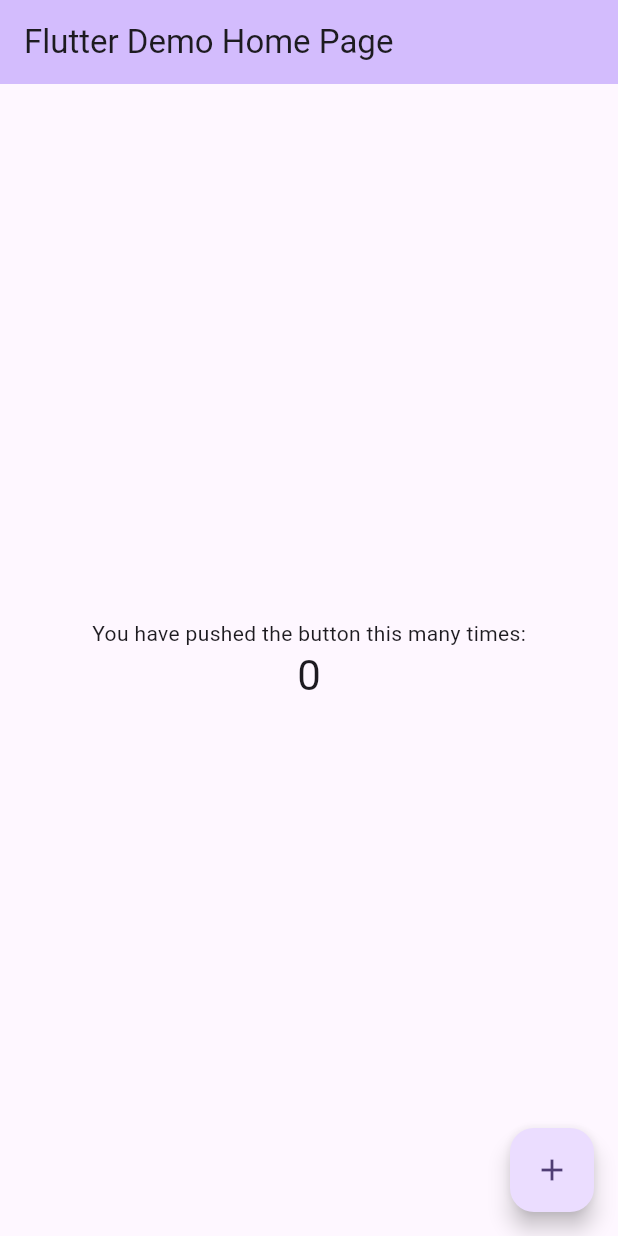
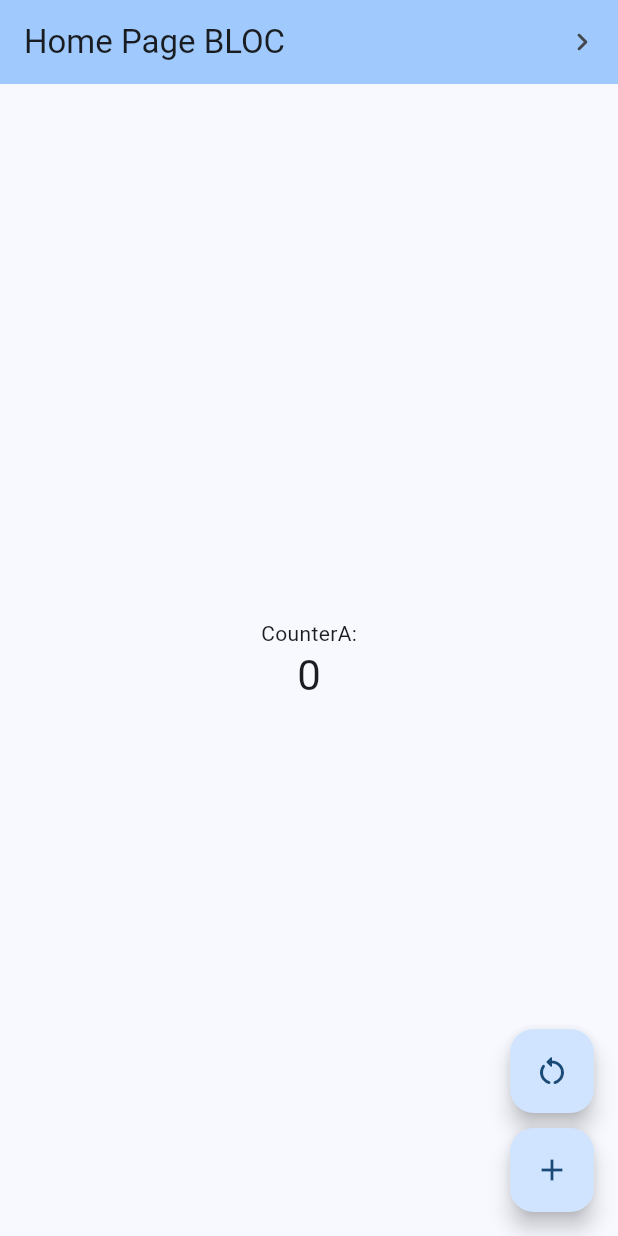
Before and after one commit to chinnatan/flutter_bloc, a Flutter app: the screen it shows after launch, on a phone screen of 412 x 824 dp. Run offline on Flutter 3.47's test engine with Material 3 defaults, Android fonts, the phone set to English and light mode, and no system bars; our stand-ins replace bloc, equatable, flutter_bloc.

Commit message:
ศึกษาการใช้ bloc จัดการ state

```diff
--- a/lib/main.dart
+++ b/lib/main.dart
@@ -1,6 +1,13 @@
 import 'package:flutter/material.dart';
+import 'package:flutter_bloc/flutter_bloc.dart';
+import 'package:flutter_demo_bloc/src/app_route.dart';
+import 'package:flutter_demo_bloc/src/bloc/app_bloc_observer.dart';
+import 'package:flutter_demo_bloc/src/bloc/counter_a_bloc/counter_a_bloc.dart';
+import 'package:flutter_demo_bloc/src/bloc/counter_b_bloc/counter_b_bloc.dart';
 
+import 'src/pages/home/home_page.dart';
 void main() {
+  Bloc.observer = AppBlocObserver();
   runApp(const MyApp());
 }
 
@@ -9,60 +16,19 @@ class MyApp extends StatelessWidget {
 
   @override
   Widget build(BuildContext context) {
-    return MaterialApp(
-      title: 'Flutter Demo BLOC',
-      theme: ThemeData(
-        colorScheme: ColorScheme.fromSeed(seedColor: Colors.deepPurple),
-        useMaterial3: true,
-      ),
-      home: const MyHomePage(title: 'Flutter Demo Home Page'),
-    );
-  }
-}
+    final counterABloc = BlocProvider<CounterABloc>(create: (context) => CounterABloc());
+    final counterBBloc = BlocProvider<CounterBBloc>(create: (context) => CounterBBloc());
 
-class MyHomePage extends StatefulWidget {
-  const MyHomePage({super.key, required this.title});
-
-  final String title;
-
-  @override
-  State<MyHomePage> createState() => _MyHomePageState();
-}
-
-class _MyHomePageState extends State<MyHomePage> {
-  int _counter = 0;
-
-  void _incrementCounter() {
-    setState(() {
-      _counter++;
-    });
-  }
-
-  @override
-  Widget build(BuildContext context) {
-    return Scaffold(
-      appBar: AppBar(
-        backgroundColor: Theme.of(context).colorScheme.inversePrimary,
-        title: Text(widget.title),
-      ),
-      body: Center(
-        child: Column(
-          mainAxisAlignment: MainAxisAlignment.center,
-          children: <Widget>[
-            const Text(
-              'You have pushed the button this many times:',
-            ),
-            Text(
-              '$_counter',
-              style: Theme.of(context).textTheme.headlineMedium,
-            ),
-          ],
+    return MultiBlocProvider(
+      providers: [counterABloc, counterBBloc],
+      child: MaterialApp(
+        title: 'Flutter Demo BLOC',
+        routes: AppRoute().getAll,
+        theme: ThemeData(
+          colorScheme: ColorScheme.fromSeed(seedColor: Colors.blue),
+          useMaterial3: true,
         ),
-      ),
-      floatingActionButton: FloatingActionButton(
-        onPressed: _incrementCounter,
-        tooltip: 'Increment',
-        child: const Icon(Icons.add),
+        home: const MyHomePage(title: 'Home Page BLOC'),
       ),
     );
   }
--- /dev/null
+++ b/lib/src/app_route.dart
@@ -0,0 +1,15 @@
+import 'package:flutter/cupertino.dart';
+import 'package:flutter_demo_bloc/src/pages/another/another_page.dart';
+import 'package:flutter_demo_bloc/src/pages/home/home_page.dart';
+
+class AppRoute {
+  static const String home = 'home';
+  static const String another = 'another';
+
+  final _route = <String, WidgetBuilder>{
+    home: (context) => const MyHomePage(title: 'Home Page BLOC'),
+    another: (context) => const AnotherPage(title: 'Another Page BLOC'),
+  };
+
+  get getAll => _route;
+}
--- /dev/null
+++ b/lib/src/bloc/app_bloc_observer.dart
@@ -0,0 +1,15 @@
+import 'package:flutter_bloc/flutter_bloc.dart';
+
+class AppBlocObserver extends BlocObserver {
+  @override
+  void onTransition(Bloc bloc, Transition transition) {
+    print("AppBlocObserver : ${transition.toString()}");
+    super.onTransition(bloc, transition);
+  }
+
+  @override
+  void onError(BlocBase bloc, Object error, StackTrace stackTrace) {
+    print("Error : $error");
+    super.onError(bloc, error, stackTrace);
+  }
+}
--- /dev/null
+++ b/lib/src/bloc/counter_a_bloc/counter_a_bloc.dart
@@ -0,0 +1,18 @@
+import 'package:bloc/bloc.dart';
+import 'package:equatable/equatable.dart';
+
+part 'counter_a_event.dart';
+
+part 'counter_a_state.dart';
+
+class CounterABloc extends Bloc<CounterAEvent, CounterAState> {
+  CounterABloc() : super(const CounterAState(count: 0)) {
+    on<IncrementCounterA>((event, emit) {
+      emit(state.copyWith(count: state.count + 1));
+    });
+
+    on<ResetCounterA>((event, emit) {
+      emit(state.copyWith(count: 0));
+    });
+  }
+}
--- /dev/null
+++ b/lib/src/bloc/counter_a_bloc/counter_a_event.dart
@@ -0,0 +1,16 @@
+part of 'counter_a_bloc.dart';
+
+sealed class CounterAEvent extends Equatable {
+  const CounterAEvent();
+
+  @override
+  List<Object> get props => [];
+}
+
+class IncrementCounterA extends CounterAEvent {
+  const IncrementCounterA();
+}
+
+class ResetCounterA extends CounterAEvent {
+  const ResetCounterA();
+}
--- /dev/null
+++ b/lib/src/bloc/counter_a_bloc/counter_a_state.dart
@@ -0,0 +1,19 @@
+part of 'counter_a_bloc.dart';
+
+class CounterAState extends Equatable {
+  final int count;
+
+  const CounterAState({required this.count});
+
+  CounterAState copyWith({int? count}) {
+    return CounterAState(count: count ?? this.count);
+  }
+
+  @override
+  List<Object> get props => [count];
+
+  @override
+  String toString() {
+    return 'count : $count';
+  }
+}
--- /dev/null
+++ b/lib/src/bloc/counter_b_bloc/counter_b_bloc.dart
@@ -0,0 +1,18 @@
+import 'package:bloc/bloc.dart';
+import 'package:equatable/equatable.dart';
+
+part 'counter_b_event.dart';
+
+part 'counter_b_state.dart';
+
+class CounterBBloc extends Bloc<CounterBEvent, CounterBState> {
+  CounterBBloc() : super(const CounterBState(count: 0)) {
+    on<IncrementCounterB>((event, emit) {
+      emit(state.copyWith(count: state.count + 1));
+    });
+
+    on<ResetCounterB>((event, emit) {
+      emit(state.copyWith(count: 0));
+    });
+  }
+}
--- /dev/null
+++ b/lib/src/bloc/counter_b_bloc/counter_b_event.dart
@@ -0,0 +1,16 @@
+part of 'counter_b_bloc.dart';
+
+sealed class CounterBEvent extends Equatable {
+  const CounterBEvent();
+
+  @override
+  get props => [];
+}
+
+class IncrementCounterB extends CounterBEvent {
+  const IncrementCounterB();
+}
+
+class ResetCounterB extends CounterBEvent {
+  const ResetCounterB();
+}
--- /dev/null
+++ b/lib/src/bloc/counter_b_bloc/counter_b_state.dart
@@ -0,0 +1,19 @@
+part of 'counter_b_bloc.dart';
+
+class CounterBState extends Equatable {
+  final int count;
+
+  const CounterBState({required this.count});
+
+  copyWith({int? count}) {
+    return CounterBState(count: count ?? this.count);
+  }
+
+  @override
+  List<Object> get props => [count];
+
+  @override
+  String toString() {
+    return 'count : $count';
+  }
+}
--- /dev/null
+++ b/lib/src/pages/home/home_page.dart
@@ -0,0 +1,70 @@
+import 'package:flutter/material.dart';
+import 'package:flutter_bloc/flutter_bloc.dart';
+import 'package:flutter_demo_bloc/src/app_route.dart';
+import 'package:flutter_demo_bloc/src/bloc/counter_a_bloc/counter_a_bloc.dart';
+
+class MyHomePage extends StatefulWidget {
+  const MyHomePage({super.key, required this.title});
+
+  final String title;
+
+  @override
+  State<MyHomePage> createState() => _MyHomePageState();
+}
+
+class _MyHomePageState extends State<MyHomePage> {
+
+  @override
+  Widget build(BuildContext context) {
+    return Scaffold(
+      appBar: AppBar(
+        backgroundColor: Theme.of(context).colorScheme.inversePrimary,
+        title: Text(widget.title),
+        actions: [
+          IconButton(
+            onPressed: () {
+              Navigator.pushNamed(context, AppRoute.another);
+            },
+            icon: const Icon(Icons.navigate_next_rounded),
+          ),
+        ],
+      ),
+      body: Center(
+        child: Column(
+          mainAxisAlignment: MainAxisAlignment.center,
+          children: <Widget>[
+            const Text(
+              'CounterA:',
+            ),
+            BlocBuilder<CounterABloc, CounterAState>(
+              builder: (context, state) {
+                return Text(
+                  '${state.count}',
+                  style: Theme.of(context).textTheme.headlineMedium,
+                );
+              },
+            ),
+          ],
+        ),
+      ),
+      floatingActionButton: Column(
+        mainAxisAlignment: MainAxisAlignment.end,
+        children: [
+          FloatingActionButton(
+            onPressed: () => context.read<CounterABloc>().add(const ResetCounterA()),
+            tooltip: 'Reset',
+            child: const Icon(Icons.restart_alt_rounded),
+          ),
+          const SizedBox(
+            height: 10,
+          ),
+          FloatingActionButton(
+            onPressed: () => context.read<CounterABloc>().add(const IncrementCounterA()),
+            tooltip: 'Increment',
+            child: const Icon(Icons.add),
+          ),
+        ],
+      ),
+    );
+  }
+}
--- a/pubspec.yaml
+++ b/pubspec.yaml
@@ -1,4 +1,4 @@
-name: flutter_bloc
+name: flutter_demo_bloc
 description: "A new Flutter project."
 # The following line prevents the package from being accidentally published to
 # pub.dev using `flutter pub publish`. This is preferred for private packages.
@@ -35,6 +35,8 @@ dependencies:
   # The following adds the Cupertino Icons font to your application.
   # Use with the CupertinoIcons class for iOS style icons.
   cupertino_icons: ^1.0.2
+  flutter_bloc: ^8.1.5
+  equatable: ^2.0.5
 
 dev_dependencies:
   flutter_test:
```
Also changed, not shown: lib/src/pages/another/another_page.dart (added, +106 -0 lines), 1 other file.
